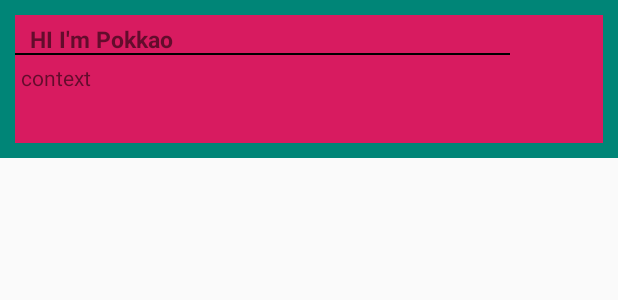
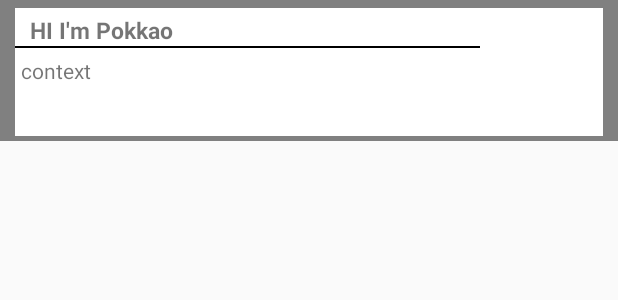
Before and after one commit to Pokkao/News-Application, an Android app: the layout main_recycleview.xml on its own in the app's theme, with its tools: preview values and no code run, on a phone screen of 412 x 824 dp. Shown: the top 300 px of the screen. Run offline under Robolectric (Android 15) with nearby library versions, the phone set to English and light mode, and no system bars.

Commit message:
RecycleView

```diff
--- a/app/build.gradle
+++ b/app/build.gradle
@@ -32,4 +32,5 @@ dependencies {
     androidTestImplementation 'com.android.support.test.espresso:espresso-core:3.0.2'
 
     implementation 'com.google.code.gson:gson:2.8.2'
+    implementation 'com.android.support:recyclerview-v7:28.0.0'
 }
--- a/app/src/main/res/layout/main_recycleview.xml
+++ b/app/src/main/res/layout/main_recycleview.xml
@@ -1,42 +1,39 @@
 <?xml version="1.0" encoding="utf-8"?>
-<RelativeLayout
-        xmlns:android="http://schemas.android.com/apk/res/android"
-        android:layout_width="match_parent"
-        android:layout_height="match_parent">
 
-    <LinearLayout android:layout_width="match_parent"
+<LinearLayout xmlns:android="http://schemas.android.com/apk/res/android"
+                android:layout_width="match_parent"
                   android:layout_height="wrap_content"
                   android:orientation="vertical"
-                  android:background="@color/colorPrimary">
+                  android:background="@color/colorGray">
 
         <LinearLayout   android:layout_width="match_parent"
                         android:layout_height="85dp"
                         android:orientation="vertical"
-                        android:background="@color/colorAccent"
+                        android:background="@color/colorWhite"
                         android:layout_marginLeft="10dp"
-                        android:layout_marginTop="10dp"
+                        android:layout_marginTop="5dp"
                         android:layout_marginRight="10dp"
-                        android:layout_marginBottom="10dp">
+                        android:layout_marginBottom="3dp">
 
             <TextView
                     android:id="@+id/text_topic"
-                    android:layout_width="330dp"
+                    android:layout_width="310dp"
                     android:layout_height="25dp"
                     android:paddingLeft="10dp"
-                    android:paddingTop="5dp"
+                    android:paddingTop="4dp"
                     android:text="HI I'm Pokkao"
                     android:textSize="15dp"
                     android:maxLength="35"
                     android:textStyle="bold"/>
 
-            <View android:layout_width="330dp"
+            <View android:layout_width="310dp"
                   android:layout_height="1dp"
                   android:background="@color/colorBlack">
             </View>
 
             <TextView
                     android:id="@+id/text_sub_content"
-                    android:layout_width="330dp"
+                    android:layout_width="310dp"
                     android:layout_height="wrap_content"
                     android:layout_marginTop="1dp"
                     android:text="context"
@@ -44,4 +41,3 @@
                     android:maxLength="35"/>
         </LinearLayout>
     </LinearLayout>
-</RelativeLayout>
```
Also changed, not shown: app/src/main/res/layout/activity_main.xml (+6 -8 lines), app/src/main/res/values/colors.xml (+13 -0 lines).
